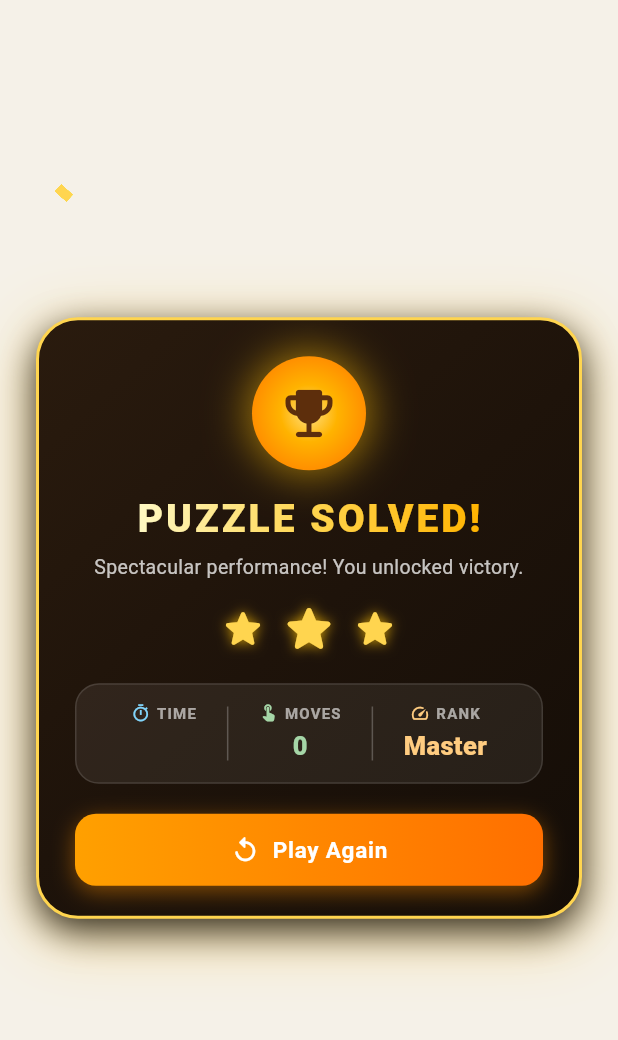
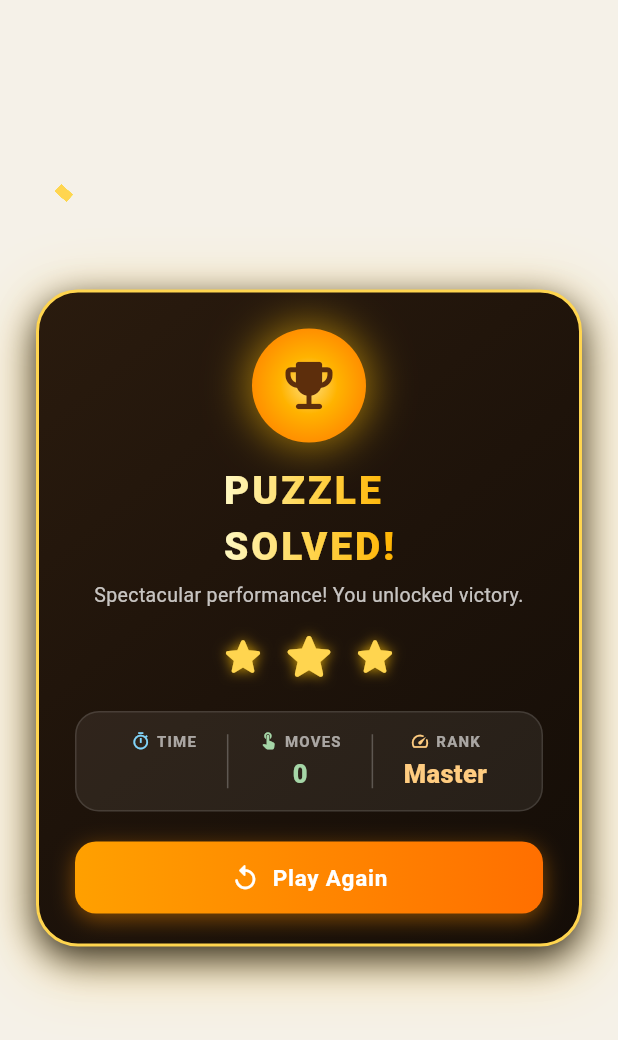
Before and after one commit to shahparan71/sliding_puzzle, a Flutter app: the CompletionMessage widget shown alone on an empty page, opened directly with empty values, on a phone screen of 412 x 824 dp. Shown: the top 1040 px of the screen. Run offline on Flutter 3.47's test engine with Material 3 defaults, Android fonts, the phone set to English and light mode, and no system bars; our stand-ins replace audioplayers, firebase_analytics, firebase_core, firebase_crashlytics, flutter_svg, image_picker; accounts and stored records are empty; Roboto replaces fonts that are missing (Georgia).

Commit message:
Reworks tile beveling and refines completion message UI.

```diff
--- a/lib/widgets/completion_message.dart
+++ b/lib/widgets/completion_message.dart
@@ -159,6 +159,9 @@ class _CompletionMessageState extends State<CompletionMessage> with TickerProvid
                       const SizedBox(height: 14),
 
                       // Victory Title
+                      Row(
+                        mainAxisAlignment: MainAxisAlignment.center,
+                        children: [
                           ShaderMask(
                             shaderCallback: (bounds) => const LinearGradient(
                               colors: [
@@ -168,7 +171,7 @@ class _CompletionMessageState extends State<CompletionMessage> with TickerProvid
                               ],
                             ).createShader(bounds),
                             child: const Text(
-                          'PUZZLE SOLVED!',
+                              'PUZZLE\nSOLVED!',
                               style: TextStyle(
                                 fontFamily: 'Georgia',
                                 color: Colors.white,
@@ -177,6 +180,8 @@ class _CompletionMessageState extends State<CompletionMessage> with TickerProvid
                                 letterSpacing: 2.0,
                               ),
                             ),
+                          ),
+                        ],
                       ),
                       const SizedBox(height: 4),
                       Text(
```
Also changed, not shown: lib/widgets/puzzle_board_view.dart (+19 -24 lines). Lines whose indentation alone changed are shown as unchanged.
